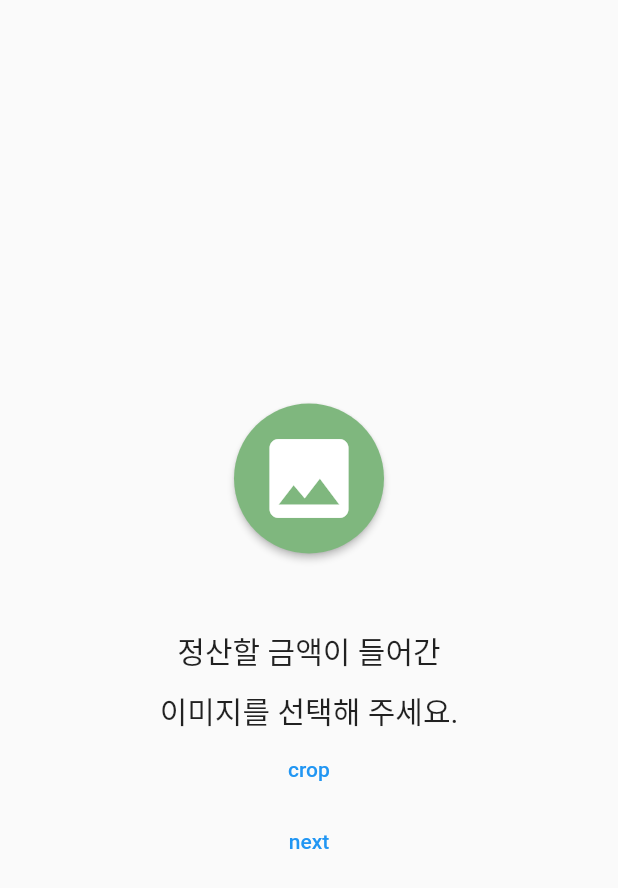
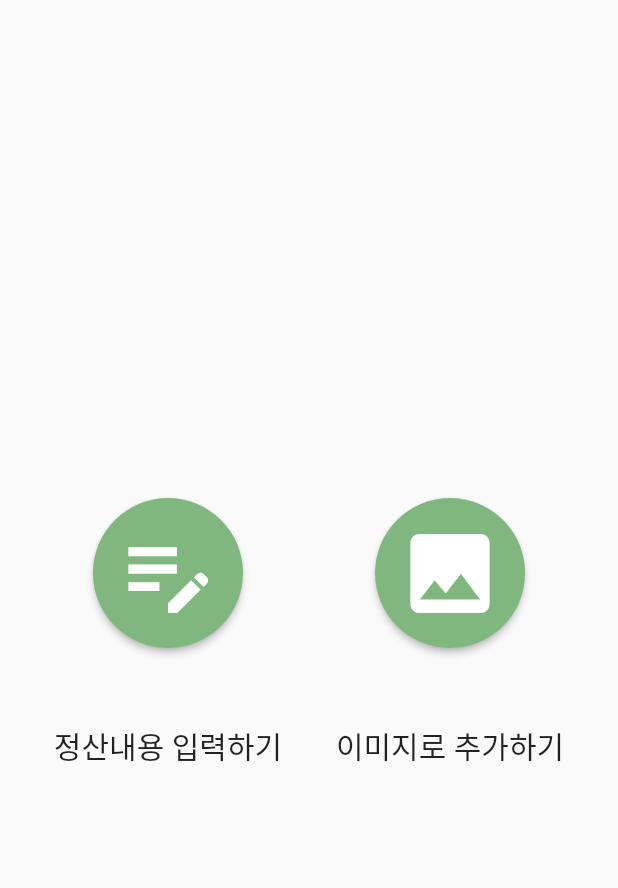
Before and after one commit to JeongSanHaeYOP/App, a Flutter app: the screen it shows after launch, on a phone screen of 412 x 824 dp. Shown: the top 888 px of the screen. Run offline on Flutter 3.47's test engine with Material 2 defaults, Android fonts, the phone set to English and light mode, and no system bars; our stand-ins replace flutter_swiper, image_cropper, image_picker; missing offline and left inert: multi_image_crop, multi_image_picker.

Commit message:
Edit Detail v1

```diff
--- a/lib/mainpage.dart
+++ b/lib/mainpage.dart
@@ -5,6 +5,7 @@ import 'package:flutter/material.dart';
 import 'package:frontend_jshy/selectpage.dart';
 import 'package:image_cropper/image_cropper.dart';
 import 'package:image_picker/image_picker.dart';
+import 'package:multi_image_crop/multi_image_crop.dart';
 import 'package:multi_image_picker/multi_image_picker.dart';
 // import 'package:multi_crop_picker/picker.dart';
 // import 'package:multi_image_crop/multi_image_crop.dart';
@@ -25,56 +26,18 @@ class MainPage extends StatefulWidget {
   State<MainPage> createState() => _MainPageState();
 }
 
-
 class _MainPageState extends State<MainPage> {
   @override
   Widget build(BuildContext context) {
     return Center(
-      child: Column(
-          mainAxisAlignment: MainAxisAlignment.center,
+      child: Row(
+          mainAxisAlignment: MainAxisAlignment.spaceEvenly,
           children: <Widget> [
-            SizedBox(
-                height: 100,
-                width: 100,
-                child: RawMaterialButton(
-                  onPressed: () {
-                    getImage();
-                  },
-                  elevation: 2.0,
-                  fillColor: const Color(0xff7FB77E),
-                  padding: const EdgeInsets.all(15.0),
-                  shape: CircleBorder(),
-                  child: const Icon(
-                    Icons.image,
-                    size: 70,
-                    color: Colors.white,
-                  ),
-                )
+            Container(
+              margin: const EdgeInsets.fromLTRB(0, 0, 0, 0),
+              child: getInputButton(),
             ),
-            Container(
-                margin: const EdgeInsets.fromLTRB(0, 50, 0, 0),
-                child: Column(
-                    children: <Widget> [
-                      Container(
-                        margin: const EdgeInsets.fromLTRB(0, 0, 0, 10),
-                        child: const Text("정산할 금액이 들어간",
-                            style: TextStyle(fontSize: 20)),
-                      ),
-                      const Text("이미지를 선택해 주세요.",
-                          style: TextStyle(fontSize: 20)),
-                    ]
-                )
-            ),
-            TextButton(
-                onPressed: cropImage,
-                child: Text("crop")
-            ),
-            TextButton(
-                onPressed: () {
-                  // Navigator.push(context, MaterialPageRoute(builder: (context) => const SelectPage()));
-                },
-                child: Text('next')
-            ),
+            getImageButton(),
           ]
       ),
     );
@@ -115,49 +78,119 @@ class _MainPageState extends State<MainPage> {
           _croppedImage = croppedImage;
         });
       }
-      // final Directory dir = await getApplicationDocumentsDirectory();
-      // final String appDir = dir.path;
-      //
-      // final File imageFile = File('$appDir/profile_picture.jpg');
-      // if (await imageFile.exists()) {
-      //   imageFile.delete();
-      // }
-      //
-      // imageCache.clearLiveImages();
-      // imageCache.clear();
-      //
-      // final File copiedImage = await _croppedImage.copy('$appDir/profile_picture.jpg');
-      // File myImage = File(copiedImage.path);
       final File imageFile = File(croppedImage!.path);
 
 
       if(_croppedImage != null) {
-        // Navigator.push(context, MaterialPageRoute(builder: (context) => SelectPage(imageFile)));
-        // print(imageFile);
         nextPage(imageFile);
       }
     }
   }
 
-  void nextPage(img) {
-    Navigator.push(context, MaterialPageRoute(builder: (context) => SelectPage(img)));
+  // List<XFile>? pickedFiles = [];
+  // List<File> croppedFiles = [];
+  // final ImagePicker _picker = ImagePicker();
+  //
+  // void getImages() async {
+  //   pickedFiles = await _picker.pickMultiImage();
+  //   MultiImageCrop.startCropping(
+  //       context: context,
+  //       aspectRatio: 0.5,
+  //       activeColor: const Color(0xff7FB77E),
+  //       pixelRatio: 2,
+  //       files: List.generate(
+  //           pickedFiles!.length, (index) => File(pickedFiles![index].path)),
+  //       callBack: (List<File> images) {
+  //         setState(() {
+  //           croppedFiles = images;
+  //         });
+  //
+  //         nextPage(croppedFiles);
+  //       });
+  // }
+
+  void nextPage(images) {
+    if(images != null) {
+      Navigator.push(context, MaterialPageRoute(builder: (context) => SelectPage(images)));
+    } else {
+      Navigator.push(context, MaterialPageRoute(builder: (context) => const MainPage()));
+    }
   }
 
-  // Future<void> getCroppedImagePath() async {
-  //   final Directory dir = await getApplicationDocumentsDirectory();
-  //   final String appDir = dir.path;
-  //
-  //   final File imageFile = File('$appDir/profile_picture.jpg');
-  //   if (await imageFile.exists()) {
-  //     imageFile.delete();
-  //   }
-  //
-  //   imageCache.clearLiveImages();
-  //   imageCache.clear();
-  //
-  //   final File copiedImage = await _croppedImage?.copy('$appDir/profile_picture.jpg');
-  //
-  // }
+  Widget getImageButton() {
+    return Column(
+      mainAxisAlignment: MainAxisAlignment.center,
+      children: [
+        SizedBox(
+            height: 100,
+            width: 100,
+            child: RawMaterialButton(
+              onPressed: () {
+                getImage();
+              },
+              elevation: 2.0,
+              fillColor: const Color(0xff7FB77E),
+              padding: const EdgeInsets.all(15.0),
+              shape: const CircleBorder(),
+              child: const Icon(
+                Icons.image,
+                size: 70,
+                color: Colors.white,
+              ),
+            )
+        ),
+        Container(
+            margin: const EdgeInsets.fromLTRB(0, 50, 0, 0),
+            child: Column(
+                children: <Widget> [
+                  Container(
+                    margin: const EdgeInsets.fromLTRB(0, 0, 0, 10),
+                    child: const Text("이미지로 추가하기",
+                        style: TextStyle(fontSize: 20)),
+                  ),
+                ]
+            )
+        ),
+      ],
+    );
+  }
+
+  Widget getInputButton() {
+    return Column(
+      mainAxisAlignment: MainAxisAlignment.center,
+      children: [
+        SizedBox(
+            height: 100,
+            width: 100,
+            child: RawMaterialButton(
+              onPressed: () {
+              },
+              elevation: 2.0,
+              fillColor: const Color(0xff7FB77E),
+              padding: const EdgeInsets.all(15.0),
+              shape: const CircleBorder(),
+              child: const Icon(
+                Icons.edit_note,
+                size: 70,
+                color: Colors.white,
+              ),
+            )
+        ),
+        Container(
+            margin: const EdgeInsets.fromLTRB(0, 50, 0, 0),
+            child: Column(
+                children: <Widget> [
+                  Container(
+                    margin: const EdgeInsets.fromLTRB(0, 0, 0, 10),
+                    child: const Text("정산내용 입력하기",
+                        style: TextStyle(fontSize: 20)),
+                  ),
+                ]
+            )
+        ),
+      ],
+    );
+  }
 
 
 }
--- a/lib/selectpage.dart
+++ b/lib/selectpage.dart
@@ -17,10 +17,10 @@ import 'package:image_picker/image_picker.dart';
 // 'assets/images/img2.png',
 // 'assets/images/img3.png'
 List<File> imgList = [];
-List<File> _imgList = [];
 
 class SelectPage extends StatefulWidget {
   final File data;
+  // final List<File> data;
   const SelectPage(this.data, {Key? key}) : super(key: key);
   @override
   State<SelectPage> createState() => _SelectPageState();
@@ -31,8 +31,8 @@ class _SelectPageState extends State<SelectPage> {
   Widget build(BuildContext context) {
     // var a = widget.data.path.toString().split('/');
     // print(a.last);
+    // imgList = widget.data;
     imgList.add(widget.data);
-    _imgList = imgList;
     print(imgList);
     // return Column(
     //     mainAxisAlignment: MainAxisAlignment.start,
@@ -122,9 +122,9 @@ Widget imageBox(BuildContext context) {
           builder: DotSwiperPaginationBuilder(
               color: Colors.grey, activeColor: Color(0xff7FB77E)),
         ),
-        itemCount: _imgList.length,
+        itemCount: imgList.length,
         itemBuilder: (BuildContext context, int index){
-          return Image.file(_imgList[index], fit: BoxFit.fitHeight);
+          return Image.file(imgList[index], fit: BoxFit.fitHeight);
         },
       ),
     ),
```
Also changed, not shown: 3 other files.
